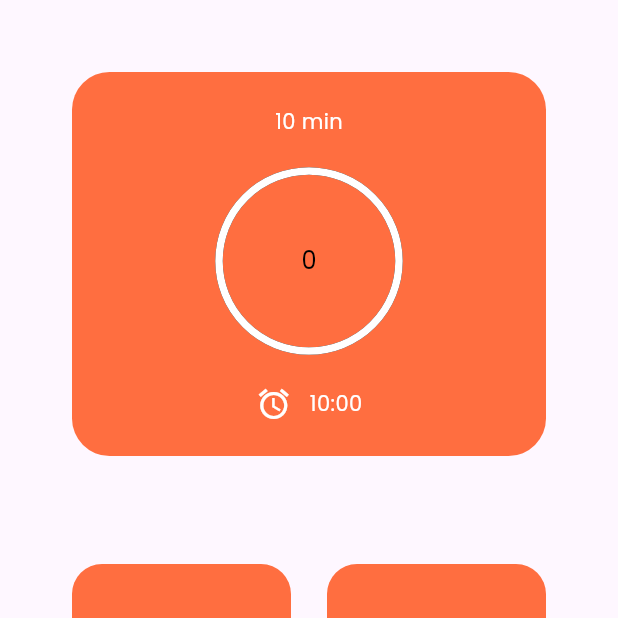
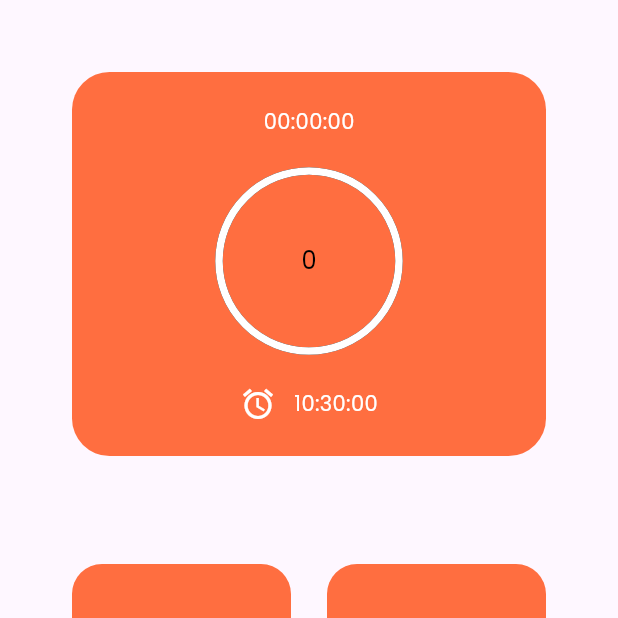
Before and after one commit to dcodevanga/doubletimeflutter, a Flutter app: the screen it shows after launch, after a tap on "Start", on a phone screen of 412 x 824 dp, the top half of it. Run offline on Flutter 3.47's test engine with Material 3 defaults, Android fonts, the phone set to English and light mode, and no system bars; drawn by our look-alikes of circular_countdown_timer; our stand-ins replace stylish_bottom_bar; missing offline and left inert: duration, wheel_picker.

Commit message:
Made the timers functional, negative timer working with different look, saved time working

```diff
--- a/lib/home.dart
+++ b/lib/home.dart
@@ -1,5 +1,7 @@
+
 import 'package:flutter/material.dart';
 import 'package:doubletimeflutter/timer.dart';
+import 'package:stylish_bottom_bar/stylish_bottom_bar.dart';
 import 'package:wheel_picker/wheel_picker.dart';
 
 class HomeScreen extends StatefulWidget {
@@ -11,44 +13,85 @@ class HomeScreen extends StatefulWidget {
 }
 
 class _HomeScreenState extends State<HomeScreen> {
-  @override
-  Widget build(BuildContext context) {
   int seconds = 0;
   int minutes = 0;
   int hours = 0;
   int durationFromWheel = 0;
+  int selectedIndex = 0;
+  int saveTime = 0;
+
+
+  @override
+  Widget build(BuildContext context) {
+
+
+    final durationF = Duration(seconds: saveTime);
+    final hoursF = durationF.inHours;
+    final minutesF = durationF.inMinutes % 60;
+    final secondsF = durationF.inSeconds % 60;
+
+    final formattedTime =
+        '${hoursF.toString().padLeft(2, '0')}:${minutesF.toString().padLeft(2, '0')}:${secondsF.toString().padLeft(2, '0')}';
+
     return Scaffold(
       body: Column(
         children: [
           Container(
-              margin: EdgeInsets.all(48),
+            margin: EdgeInsets.fromLTRB(48, 48, 48, 8),
             height: 86,
-              decoration: BoxDecoration(color: Colors.deepOrangeAccent, borderRadius: BorderRadius.circular(25.0),),
+            width: MediaQuery.of(context).size.width,
+            decoration: BoxDecoration(
+              color: Colors.deepOrangeAccent,
+              borderRadius: BorderRadius.circular(25.0),
+            ),
             alignment: Alignment.center,
             child: Text(
-                "double time",
+              formattedTime ?? 'Double Time',
               style: TextStyle(
                 color: Colors.white,
-                  fontSize: 36,
+                fontSize: 32,
                 fontWeight: FontWeight.bold,
               ),
             ),
           ),
-            SizedBox(
-              height: 24,
+          Row(
+            mainAxisAlignment: MainAxisAlignment.center,
+            children: [
+              Text(
+                "+5%",
+                style: TextStyle(
+                  color: Colors.green,
+                  fontSize: 22,
+                  fontWeight: FontWeight.bold,
                 ),
+              ),
+              SizedBox(width: 8),
+              Text(
+                "from yesterday",
+                style: TextStyle(color: Colors.black, fontSize: 16),
+              ),
+            ],
+          ),
+          SizedBox(height: 24 + 48),
           Column(
             children: [
               Row(
                 mainAxisAlignment: MainAxisAlignment.center,
                 children: [
                   GestureDetector(
-                      onTap: (){
-                        Navigator.push(context,
-                        MaterialPageRoute(builder: (context) => TimerApp(durationInSeconds: 300)));
+                    onTap: () async {
+                      int timeBack = await Navigator.push(
+                        context,
+                        MaterialPageRoute(
+                          builder:
+                              (context) => TimerApp(durationInSeconds: 300),
+                        ),
+                      );
+                      setState(() {
+                        saveTime = saveTime + timeBack;
+                      });
                     },
                     child: Container(
-
                       height: 86,
                       width: 86,
                       decoration: BoxDecoration(
@@ -58,7 +101,7 @@ class _HomeScreenState extends State<HomeScreen> {
                       child: Center(
                         child: Text(
                           "5 min",
-                            textAlign:TextAlign.center,
+                          textAlign: TextAlign.center,
                           style: TextStyle(
                             color: Colors.white,
                             fontWeight: FontWeight.bold,
@@ -67,19 +110,23 @@ class _HomeScreenState extends State<HomeScreen> {
                       ),
                     ),
                   ),
-                    SizedBox(
-                      width: 24,
+                  SizedBox(width: 24),
+                  GestureDetector(
+                    onTap: () {
+                      Navigator.push(
+                        context,
+                        MaterialPageRoute(
+                          builder:
+                              (context) => TimerApp(durationInSeconds: 900),
                         ),
-                    GestureDetector(
-                      onTap: (){
-                        Navigator.push(context, MaterialPageRoute(builder: (context) => TimerApp(durationInSeconds: 900)));
+                      );
                     },
                     child: Container(
                       height: 86,
                       width: 86,
                       decoration: BoxDecoration(
                         color: Colors.deepOrangeAccent,
-                          borderRadius: BorderRadius.circular(20)
+                        borderRadius: BorderRadius.circular(20),
                       ),
                       child: Center(
                         child: Text(
@@ -87,7 +134,7 @@ class _HomeScreenState extends State<HomeScreen> {
                           textAlign: TextAlign.center,
                           style: TextStyle(
                             color: Colors.white,
-                              fontWeight: FontWeight.bold
+                            fontWeight: FontWeight.bold,
                           ),
                         ),
                       ),
@@ -96,16 +143,20 @@ class _HomeScreenState extends State<HomeScreen> {
                 ],
               ),
 
-                SizedBox(
-                  height: 24,
-                ),
+              SizedBox(height: 24),
 
               Row(
                 mainAxisAlignment: MainAxisAlignment.center,
                 children: [
                   GestureDetector(
-                      onTap: (){
-                        Navigator.push(context, MaterialPageRoute(builder: (context) => TimerApp(durationInSeconds: 1800)));
+                    onTap: () {
+                      Navigator.push(
+                        context,
+                        MaterialPageRoute(
+                          builder:
+                              (context) => TimerApp(durationInSeconds: 1800),
+                        ),
+                      );
                     },
                     child: Container(
                       height: 86,
@@ -117,7 +168,7 @@ class _HomeScreenState extends State<HomeScreen> {
                       child: Center(
                         child: Text(
                           "30 min",
-                            textAlign:TextAlign.center,
+                          textAlign: TextAlign.center,
                           style: TextStyle(
                             color: Colors.white,
                             fontWeight: FontWeight.bold,
@@ -126,19 +177,23 @@ class _HomeScreenState extends State<HomeScreen> {
                       ),
                     ),
                   ),
-                    SizedBox(
-                      width: 24,
+                  SizedBox(width: 24),
+                  GestureDetector(
+                    onTap: () {
+                      Navigator.push(
+                        context,
+                        MaterialPageRoute(
+                          builder:
+                              (context) => TimerApp(durationInSeconds: 3600),
                         ),
-                    GestureDetector(
-                      onTap: (){
-                        Navigator.push(context, MaterialPageRoute(builder: (context) => TimerApp(durationInSeconds: 3600)));
+                      );
                     },
                     child: Container(
                       height: 86,
                       width: 86,
                       decoration: BoxDecoration(
                         color: Colors.deepOrangeAccent,
-                          borderRadius: BorderRadius.circular(20)
+                        borderRadius: BorderRadius.circular(20),
                       ),
                       child: Center(
                         child: Text(
@@ -146,7 +201,7 @@ class _HomeScreenState extends State<HomeScreen> {
                           textAlign: TextAlign.center,
                           style: TextStyle(
                             color: Colors.white,
-                              fontWeight: FontWeight.bold
+                            fontWeight: FontWeight.bold,
                           ),
                         ),
                       ),
@@ -154,15 +209,13 @@ class _HomeScreenState extends State<HomeScreen> {
                   ),
                 ],
               ),
-
             ],
           ),
-            SizedBox(
-              height: 24,
-            ),
+          SizedBox(height: 24),
           Container(
             height: 86,
-              margin: EdgeInsets.all(48),
+            margin: EdgeInsets.symmetric(horizontal: 48, vertical: 48),
+            width: MediaQuery.of(context).size.width,
             alignment: Alignment.center,
             decoration: BoxDecoration(
               color: Colors.deepOrangeAccent,
@@ -173,7 +226,8 @@ class _HomeScreenState extends State<HomeScreen> {
                 //hours picker
                 Expanded(
                   child: WheelPicker(
-                      builder: (context, index) => Text(
+                    builder:
+                        (context, index) => Text(
                           "$index",
                           style: TextStyle(
                             color: Colors.grey[300],
@@ -190,7 +244,8 @@ class _HomeScreenState extends State<HomeScreen> {
                 //minutes wheel
                 Expanded(
                   child: WheelPicker(
-                      builder: (context, index) => Text(
+                    builder:
+                        (context, index) => Text(
                           "$index",
                           style: TextStyle(
                             color: Colors.grey[300],
@@ -207,7 +262,8 @@ class _HomeScreenState extends State<HomeScreen> {
                 //seconds wheel
                 Expanded(
                   child: WheelPicker(
-                      builder: (context, index) => Text(
+                    builder:
+                        (context, index) => Text(
                           "$index",
                           style: TextStyle(
                             color: Colors.grey[300],
@@ -221,7 +277,6 @@ class _HomeScreenState extends State<HomeScreen> {
                     },
                   ),
                 ),
-
               ],
             ),
           ),
@@ -230,10 +285,22 @@ class _HomeScreenState extends State<HomeScreen> {
           //   height: 18,
           // ),
           GestureDetector(
-              onTap: () {
+            onTap: ()async {
               durationFromWheel = seconds + (minutes * 60) + (hours * 60 * 60);
 
-                Navigator.push(context, MaterialPageRoute(builder: (context) => TimerApp(durationInSeconds: durationFromWheel)));
+              int timeBack = await Navigator.push(
+                context,
+                MaterialPageRoute(
+                  builder:
+                      (context) =>
+                          TimerApp(durationInSeconds: durationFromWheel),
+                ),
+              );
+
+              setState(() {
+                saveTime = saveTime + timeBack;
+                print(saveTime.toString());
+              });
             },
             child: Container(
               height: 86,
@@ -241,19 +308,50 @@ class _HomeScreenState extends State<HomeScreen> {
               alignment: Alignment.center,
               decoration: BoxDecoration(
                 color: Colors.deepOrangeAccent,
-                  borderRadius: BorderRadius.circular(25)
+                borderRadius: BorderRadius.circular(25),
               ),
               child: Text(
                 "Start",
-                  style: TextStyle(
-                    color: Colors.white,
-                    fontSize: 24,
-                  ),
+                style: TextStyle(color: Colors.white, fontSize: 24),
               ),
             ),
           ),
         ],
       ),
+      bottomNavigationBar: StylishBottomBar(
+        items: [
+          BottomBarItem(
+            icon: Icon(Icons.home),
+            title: Text('Home'),
+
+            selectedColor: Colors.deepOrangeAccent,
+            unSelectedColor: Colors.grey,
+          ),
+          BottomBarItem(
+            icon: Icon(Icons.assessment),
+            title: Text('Stats'),
+            selectedColor: Colors.deepOrangeAccent,
+            unSelectedColor: Colors.grey,
+          ),
+          BottomBarItem(
+            icon: Icon(Icons.settings),
+            title: Text('Settings'),
+            selectedColor: Colors.deepOrangeAccent,
+            unSelectedColor: Colors.grey,
+          ),
+        ],
+        option: BubbleBarOptions(
+          barStyle: BubbleBarStyle.horizontal,
+          bubbleFillStyle: BubbleFillStyle.fill,
+          opacity: 0.3,
+        ),
+        currentIndex: selectedIndex,
+        onTap: (index) {
+          setState(() {
+            selectedIndex = index;
+          });
+        },
+      ),
     );
   }
 }
--- a/lib/timer.dart
+++ b/lib/timer.dart
@@ -1,8 +1,9 @@
 import 'package:circular_countdown_timer/circular_countdown_timer.dart';
+import 'package:duration/duration.dart';
 import 'package:flutter/material.dart';
+import 'package:intl/intl.dart';
 
 class TimerApp extends StatefulWidget {
-
   final int durationInSeconds;
 
   const TimerApp({super.key, required this.durationInSeconds});
@@ -12,12 +13,27 @@ class TimerApp extends StatefulWidget {
 }
 
 class _TimerAppState extends State<TimerApp> {
+  final CountDownController _controller = CountDownController();
+  final CountDownController negativeController = CountDownController();
 
-  final CountDownController _controller = CountDownController();
   bool isPaused = false;
+  bool isNegative = false;
 
   @override
   Widget build(BuildContext context) {
+    final now = DateTime.now();
+    final alarmTime = now.add(Duration(seconds: widget.durationInSeconds));
+    final DateFormat dateFormat = DateFormat('HH:mm:ss');
+    final alarmTimeFormat = dateFormat.format(alarmTime);
+
+    final duration = Duration(seconds: widget.durationInSeconds);
+    final hours = duration.inHours;
+    final minutes = duration.inMinutes % 60;
+    final seconds = duration.inSeconds % 60;
+
+    final formattedTime =
+        '${hours.toString().padLeft(2, '0')}:${minutes.toString().padLeft(2, '0')}:${seconds.toString().padLeft(2, '0')}';
+
     return Scaffold(
       body: Column(
         children: [
@@ -33,13 +49,10 @@ class _TimerAppState extends State<TimerApp> {
               mainAxisAlignment: MainAxisAlignment.spaceEvenly,
               crossAxisAlignment: CrossAxisAlignment.center,
               children: [
-                Text(
-                  "10 min",
-                  style: TextStyle(
-                    color: Colors.white,
-                  ),
-                ),
+                Text(formattedTime, style: TextStyle(color: Colors.white)),
+                if (!isNegative) ...[
                   CircularCountDownTimer(
+                    key: ValueKey("positive"),
                     width: 120,
                     height: 120,
                     duration: widget.durationInSeconds,
@@ -48,28 +61,66 @@ class _TimerAppState extends State<TimerApp> {
                     ringColor: Colors.black,
                     controller: _controller,
                     isReverseAnimation: true,
+
+                    onComplete: () {
+                      setState(() {
+                        isNegative = true;
+                      });
+                      Future.delayed(Duration(milliseconds: 100), () {
+                        negativeController.start();
+                      });
+                    },
                   ),
+                ] else ...[
+                  CircularCountDownTimer(
+                    key: ValueKey("negative"),
+                    width: 120,
+                    height: 120,
+                    duration: 86400,
+                    fillColor: Colors.white,
+                    ringColor: Colors.black,
+                    controller: negativeController,
+                    autoStart: false,
+                    textStyle: TextStyle(
+                      color: Colors.black,
+                      fontWeight: FontWeight.bold,
+                    ),
+                  ),
+                ],
+                // CircularCountDownTimer(
+                //   width: 120,
+                //   height: 120,
+                //   duration: widget.durationInSeconds,
+                //   isReverse: true,
+                //   fillColor: Colors.white,
+                //   ringColor: Colors.black,
+                //   controller: _controller,
+                //   isReverseAnimation: true,
+
+                //   onComplete: () {
+
+                //     setState(() {
+                //       isNegative = true;
+                //     });
+
+                //   },
+
+                // ),
                 Row(
                   mainAxisAlignment: MainAxisAlignment.center,
                   children: [
-                    Icon(
-                      Icons.alarm,
-                      color: Colors.white,
-                      ),
-                    SizedBox(width: 12,),
+                    Icon(Icons.alarm, color: Colors.white),
+                    SizedBox(width: 12),
                     Text(
-                      "10:00",
-                      style: TextStyle(
-                        color: Colors.white,
-
-                      ),
+                      alarmTimeFormat.toString(),
+                      style: TextStyle(color: Colors.white),
                     ),
                   ],
                 ),
               ],
-            )
             ),
-          SizedBox(height: 24,),
+          ),
+          SizedBox(height: 24),
           Padding(
             padding: const EdgeInsets.symmetric(horizontal: 48),
             child: Row(
@@ -77,22 +128,16 @@ class _TimerAppState extends State<TimerApp> {
               children: [
                 Expanded(
                   child: GestureDetector(
-                    onTap: (){
-                      if(!isPaused) {
+                    onTap: () {
+                      if (!isPaused) {
                         _controller.pause();
                         setState(() {
-
                           isPaused = true;
-
                         });
-
-                      }
-                      else if(isPaused){
+                      } else if (isPaused) {
                         _controller.resume();
                         setState(() {
-
                           isPaused = false;
-
                         });
                       }
                     },
@@ -111,9 +156,7 @@ class _TimerAppState extends State<TimerApp> {
                     ),
                   ),
                 ),
-                SizedBox(
-                  width: 24,
-                ),
+                SizedBox(width: 24),
                 Expanded(
                   child: GestureDetector(
                     onTap: () {
@@ -126,21 +169,25 @@ class _TimerAppState extends State<TimerApp> {
                         color: Colors.deepOrangeAccent,
                         borderRadius: BorderRadius.circular(20),
                       ),
-                      child: Icon(
-                        Icons.cancel,
-                        color: Colors.white,
-                        size: 48,
-                      ),
+                      child: Icon(Icons.cancel, color: Colors.white, size: 48),
                     ),
                   ),
                 ),
               ],
             ),
           ),
-          SizedBox(height: 24,),
+          SizedBox(height: 24),
           GestureDetector(
-            onTap: (){
-              Navigator.pop(context);
+            onTap: () {
+              var saveTime;
+              if(!isNegative){
+                saveTime = parseToSeconds(_controller.getTime().toString());
+              }
+              else {
+                var negative = parseToSeconds(negativeController.getTime().toString());
+                saveTime = -negative;
+              }
+              Navigator.pop(context, saveTime);
             },
             child: Container(
               height: 120,
@@ -148,15 +195,11 @@ class _TimerAppState extends State<TimerApp> {
               margin: EdgeInsets.all(48),
               decoration: BoxDecoration(
                 color: Colors.deepOrangeAccent,
-                borderRadius: BorderRadius.circular(20)
+                borderRadius: BorderRadius.circular(20),
               ),
               child: Text(
                 "finish",
-                style: TextStyle(
-                  color: Colors.white,
-                  fontSize: 64,
-
-                ),
+                style: TextStyle(color: Colors.white, fontSize: 64),
               ),
             ),
           ),
@@ -165,3 +208,19 @@ class _TimerAppState extends State<TimerApp> {
     );
   }
 }
+int parseToSeconds(String timeString) {
+  final parts = timeString.split(':').map(int.parse).toList();
+
+  if (parts.length == 1) {
+    // Only seconds
+    return parts[0];
+  } else if (parts.length == 2) {
+    // Minutes : Seconds
+    return parts[0] * 60 + parts[1];
+  } else if (parts.length == 3) {
+    // Hours : Minutes : Seconds
+    return parts[0] * 3600 + parts[1] * 60 + parts[2];
+  } else {
+    throw FormatException("Invalid time format: $timeString");
+  }
+}
--- a/pubspec.yaml
+++ b/pubspec.yaml
@@ -36,6 +36,10 @@ dependencies:
   cupertino_icons: ^1.0.8
   wheel_picker: ^0.2.1
   circular_countdown_timer: ^0.2.4
+  animated_bottom_navigation_bar: ^1.4.0
+  stylish_bottom_bar: ^1.1.1
+  intl: ^0.20.2
+  duration: ^4.0.3
 
 dev_dependencies:
   flutter_test:
```
Also changed, not shown: pubspec.lock. Lines whose indentation alone changed are shown as unchanged.
